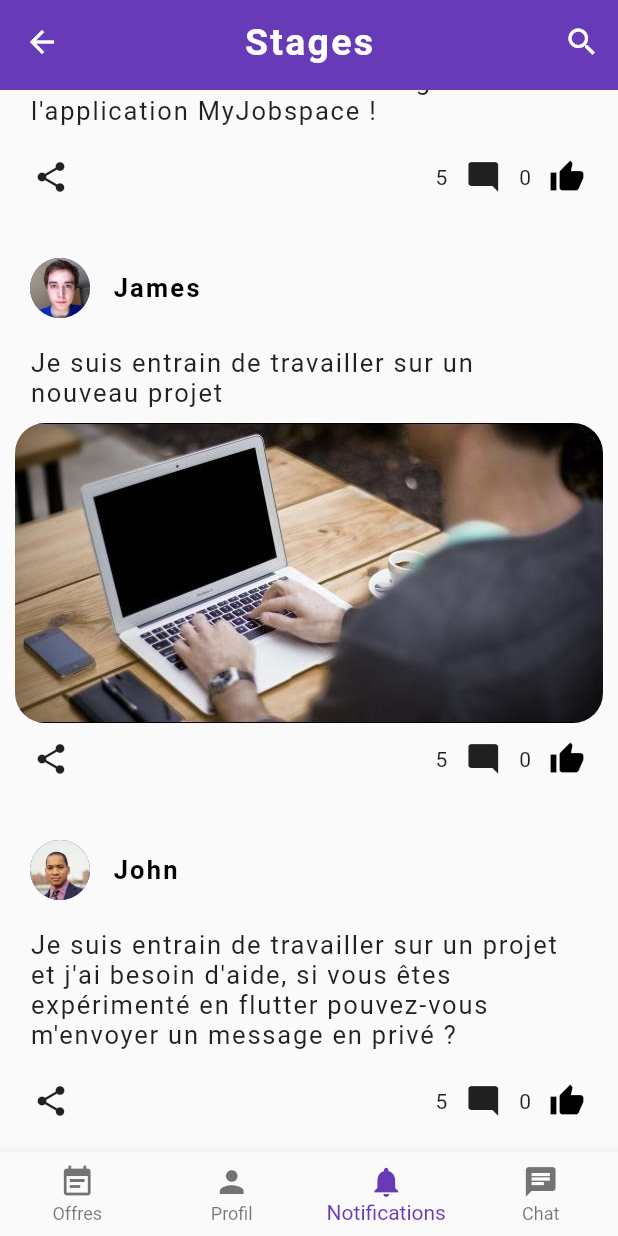
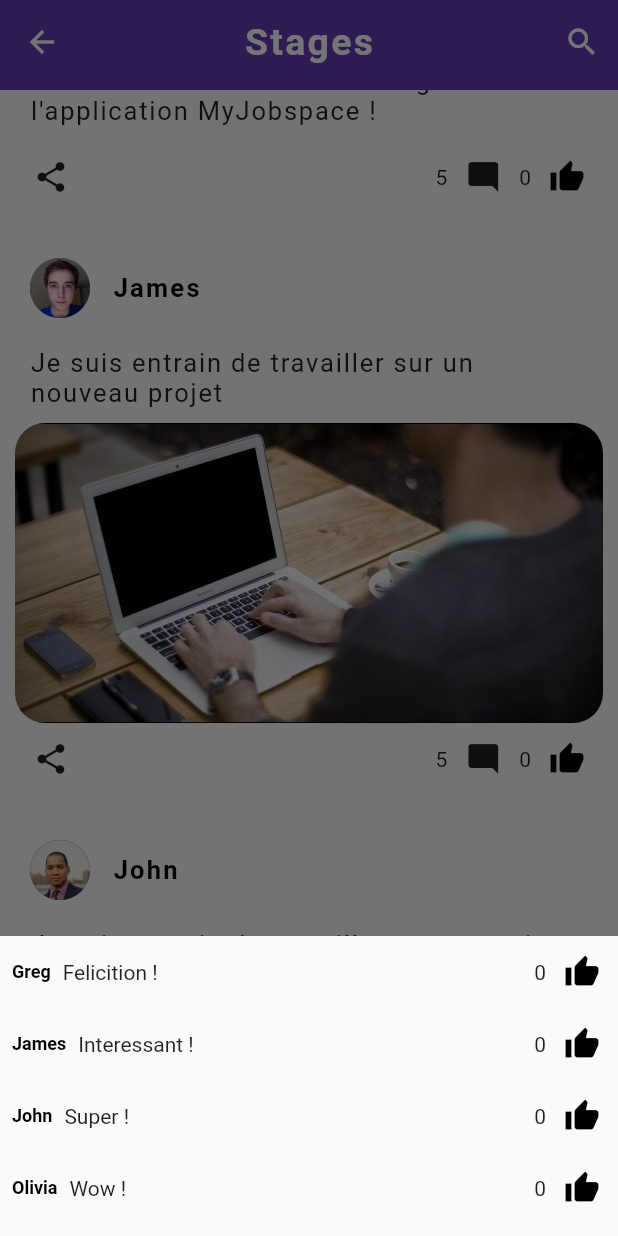
Before and after one commit to rboudrouss/myjobspace_flutter, a Flutter app: the NotifScreen screen opened by its route, scrolled down 96 dp, after a tap on the "mode comment" icon, on a phone screen of 412 x 824 dp. Run offline on Flutter 3.47's test engine with Material 2 defaults, Android fonts, the phone set to English and light mode, and no system bars.

Commit message:
added bottom sheet comments

```diff
--- a/lib/models/comments_model.dart
+++ b/lib/models/comments_model.dart
@@ -41,6 +41,6 @@ List<Comment> comments = [
     user: sam,
     time: "Il y a 5 heures",
     content:
-        "Il me faut un commentaire très long pour vois si mon code marche toujours dans le voici !",
+        "Il me faut un commentaire très long pour voir si mon code marche toujours donc le voici !",
   ),
 ];
--- a/lib/screens/notif_screen.dart
+++ b/lib/screens/notif_screen.dart
@@ -19,6 +19,80 @@ class BodyNotif extends StatefulWidget {
 }
 
 class _BodyNotifState extends State<BodyNotif> {
+  _settingModalBottomSheet(context, comments) {
+    void fonc() {
+      showModalBottomSheet(
+        context: context,
+        builder: (BuildContext bc) {
+          return Container(
+            height: 200,
+            child: ListView.builder(
+              itemCount: comments.length,
+              itemBuilder: (BuildContext context, int index) {
+                String smaller(String content) {
+                  int maxCaracters = 45;
+                  if (content.length > maxCaracters) {
+                    content = content.substring(0, maxCaracters) + "...";
+                    return content;
+                  } else {
+                    return content;
+                  }
+                }
+
+                return Row(
+                  mainAxisAlignment: MainAxisAlignment.spaceBetween,
+                  children: <Widget>[
+                    Row(
+                      children: <Widget>[
+                        Padding(
+                          padding: const EdgeInsets.all(8.0),
+                          child: Text(
+                            comments[index].user.name,
+                            style: TextStyle(
+                              color: Colors.black,
+                              fontWeight: FontWeight.bold,
+                              fontSize: 12,
+                            ),
+                          ),
+                        ),
+                        Text(smaller(comments[index].content)),
+                      ],
+                    ),
+                    Row(
+                      children: <Widget>[
+                        Text(comments[index].likes.toString()),
+                        IconButton(
+                          onPressed: () {
+                            setState(() {
+                              comments[index].liked = !comments[index].liked;
+                              if (comments[index].liked) {
+                                comments[index].likes += 1;
+                              } else {
+                                comments[index].likes -= 1;
+                              }
+                            });
+                          },
+                          icon: Icon(
+                            Icons.thumb_up,
+                            color: (comments[index].liked
+                                ? Colors.blue
+                                : Colors.black),
+                          ),
+                        ),
+                      ],
+                    ),
+                  ],
+                );
+              },
+            ),
+          );
+        },
+      );
+    }
+
+    return fonc;
+  }
+
   @override
   Widget build(BuildContext context) {
     return Container(
@@ -92,7 +166,10 @@ class _BodyNotifState extends State<BodyNotif> {
                           Text(notifs[index].nbcomments.toString()),
                           IconButton(
                             icon: Icon(Icons.mode_comment),
-                            onPressed: () {},
+                            onPressed: _settingModalBottomSheet(
+                              context,
+                              notifs[index].comments,
+                            ),
                           ),
                           Text(notifs[index].likes.toString()),
                           IconButton(
```
Also changed, not shown: lib/screens/chatlist_screen.dart (+18 -0 lines), lib/screens/profile_screen.dart (+18 -0 lines).
